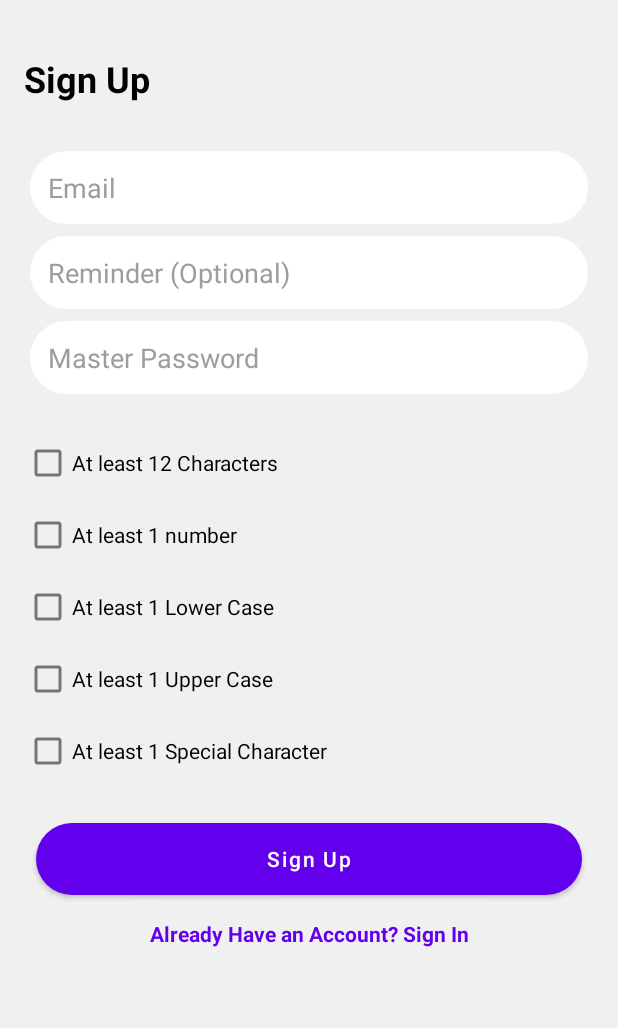
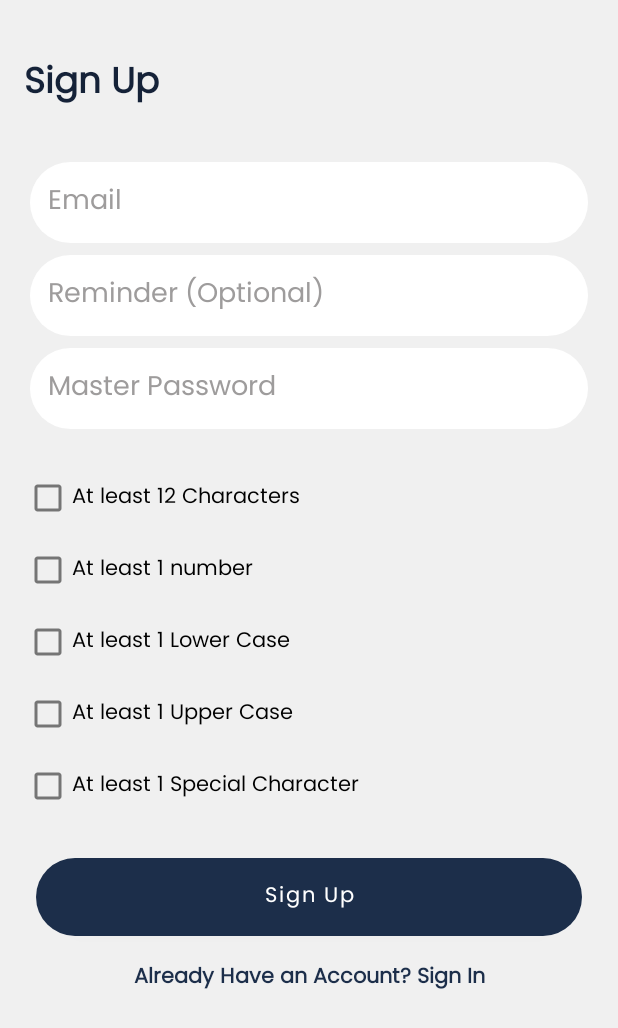
Before and after one commit to aarafrao22/Jeerax, an Android app: the SignupActivity screen opened directly, with no data from a screen before it, on a phone screen of 412 x 824 dp. Shown: the top 1028 px of the screen. Run offline under Robolectric (Android 15) with nearby library versions, the phone set to English and light mode, and no system bars; our stand-ins replace Firebase (no records; nobody signed in at launch, a user with empty details on screens opened directly); libraries missing offline, so code that uses them is left out: org.signal.argon2.

```diff
--- a/app/src/main/res/layout/activity_signup.xml
+++ b/app/src/main/res/layout/activity_signup.xml
@@ -4,21 +4,8 @@
     xmlns:tools="http://schemas.android.com/tools"
     android:layout_width="match_parent"
     android:layout_height="match_parent"
-    android:background="@drawable/main_bg"
-    android:backgroundTint="#f0f0f0"
+    android:background="#f0f0f0"
     tools:context=".SignupActivity">
-
-
-    <ImageButton
-        android:id="@+id/sign_up_close"
-        android:layout_width="wrap_content"
-        android:layout_height="wrap_content"
-        android:background="@android:color/transparent"
-        android:padding="16dp"
-        android:src="@drawable/ic_launcher_background"
-        android:visibility="gone"
-        app:layout_constraintEnd_toEndOf="parent"
-        app:layout_constraintTop_toTopOf="parent" />
 
     <TextView
         android:id="@+id/txtSignIn"
@@ -30,7 +17,7 @@
         android:layout_marginBottom="8dp"
         android:gravity="center"
         android:text="Sign Up"
-        android:textColor="@color/black"
+        android:textColor="@color/purple_700"
         android:textSize="24dp"
         android:textStyle="bold"
         app:layout_constraintStart_toStartOf="parent"
--- a/app/src/main/res/values-night/themes.xml
+++ b/app/src/main/res/values-night/themes.xml
@@ -11,6 +11,8 @@
         <item name="colorOnSecondary">@color/black</item>
         <!-- Status bar color. -->
         <item name="android:statusBarColor">?attr/colorPrimaryVariant</item>
+        <item name="android:fontFamily">@font/regular</item>
+
         <!-- Customize your theme here. -->
     </style>
 </resources>
--- a/app/src/main/res/values/colors.xml
+++ b/app/src/main/res/values/colors.xml
@@ -1,8 +1,8 @@
 <?xml version="1.0" encoding="utf-8"?>
 <resources>
-    <color name="purple_200">#FFBB86FC</color>
-    <color name="purple_500">#FF6200EE</color>
-    <color name="purple_700">#FF3700B3</color>
+    <color name="purple_200">#23385d</color>
+    <color name="purple_500">#1c2e4a</color>
+    <color name="purple_700">#152238</color>
     <color name="teal_200">#FF03DAC5</color>
     <color name="teal_700">#FF018786</color>
     <color name="black">#FF000000</color>
--- a/app/src/main/res/values/themes.xml
+++ b/app/src/main/res/values/themes.xml
@@ -11,6 +11,8 @@
         <item name="colorOnSecondary">@color/black</item>
         <!-- Status bar color. -->
         <item name="android:statusBarColor">?attr/colorPrimaryVariant</item>
+        <item name="android:fontFamily">@font/regular</item>
+
         <!-- Customize your theme here. -->
     </style>
 </resources>
```
Also changed, not shown: app/src/main/java/com/aarafrao/jeerax/LoginActivity.java (+4 -6 lines), app/src/main/res/layout/activity_home.xml (+4 -4 lines), app/src/main/res/layout/activity_main.xml (+4 -3 lines), app/src/main/res/font/regular.ttf (added).
